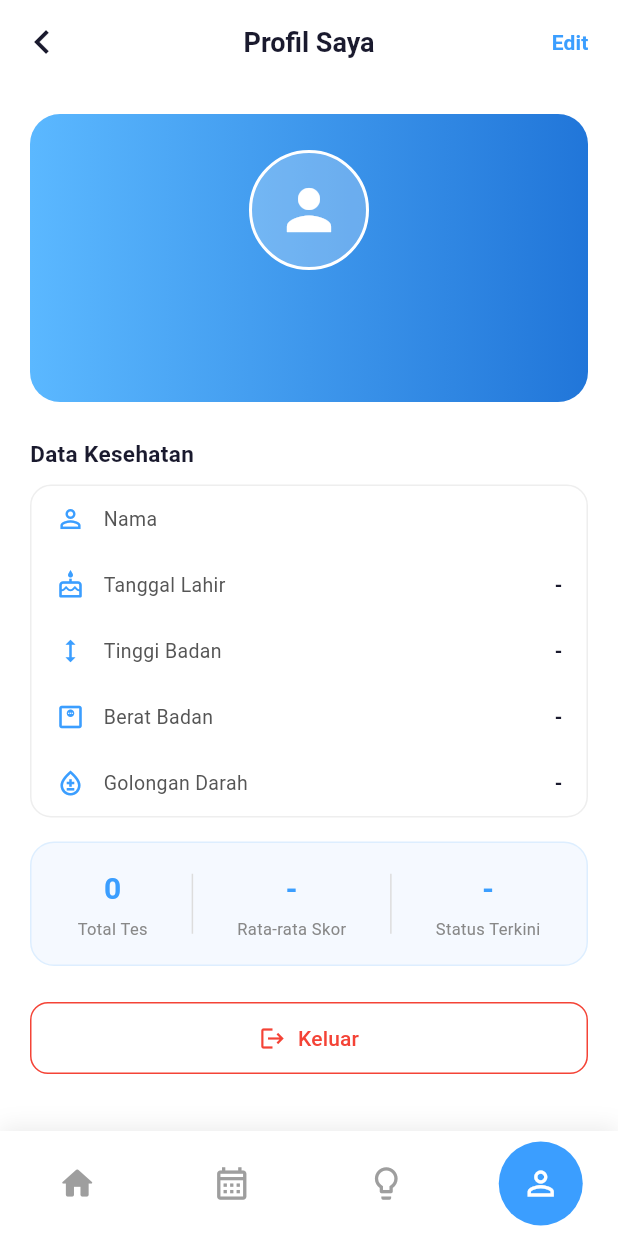
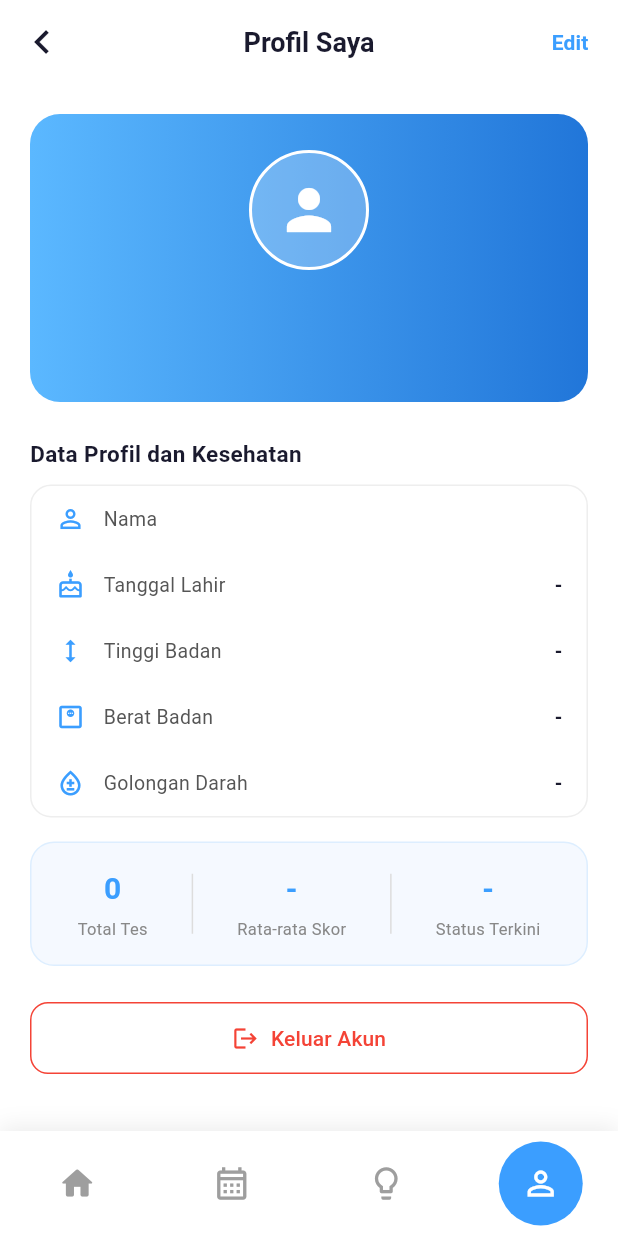
Before and after one commit to audreykurvanka/APB-Kelompok6, a Flutter app: the ProfileScreen screen opened directly, on a phone screen of 412 x 824 dp. Run offline on Flutter 3.47's test engine with Material 3 defaults, Android fonts, the phone set to English and light mode, and no system bars; our stand-ins replace firebase_auth, firebase_core, firebase_database, fl_chart; accounts and stored records are empty; Roboto replaces fonts that are missing (Poppins).

Commit message:
Rename section titles in profile screen

```diff
--- a/lib/screens/profile_screen.dart
+++ b/lib/screens/profile_screen.dart
@@ -138,7 +138,7 @@ class _ProfileScreenState extends State<ProfileScreen> {
             const SizedBox(height: 24),
 
             // Edit/view data kesehatan
-            _sectionTitle('Data Kesehatan'),
+            _sectionTitle('Data Profil dan Kesehatan'),
             Container(
               decoration: BoxDecoration(
                 color: Colors.white,
@@ -203,7 +203,7 @@ class _ProfileScreenState extends State<ProfileScreen> {
                   );
                 },
                 icon: const Icon(Icons.logout, color: Colors.red),
-                label: const Text('Keluar', style: TextStyle(color: Colors.red)),
+                label: const Text('Keluar Akun', style: TextStyle(color: Colors.red)),
                 style: OutlinedButton.styleFrom(
                   side: const BorderSide(color: Colors.red),
                   shape: RoundedRectangleBorder(borderRadius: BorderRadius.circular(12)),
```
